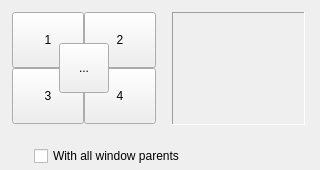
First picture: the form in move_form.ui, repository stasinek/Panel, before the edit.
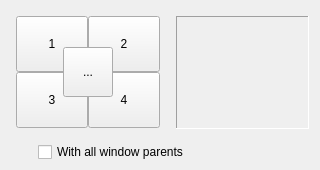
Second picture: the form after the edit.

The edit to the form file:
```diff
--- a/move_form.ui
+++ b/move_form.ui
@@ -33,16 +33,16 @@
     <number>4</number>
    </property>
    <property name="leftMargin">
-    <number>4</number>
+    <number>8</number>
    </property>
    <property name="topMargin">
-    <number>4</number>
+    <number>8</number>
    </property>
    <property name="rightMargin">
-    <number>4</number>
+    <number>8</number>
    </property>
    <property name="bottomMargin">
-    <number>4</number>
+    <number>8</number>
    </property>
    <item>
     <widget class="QWidget" name="widget" native="true">
```
